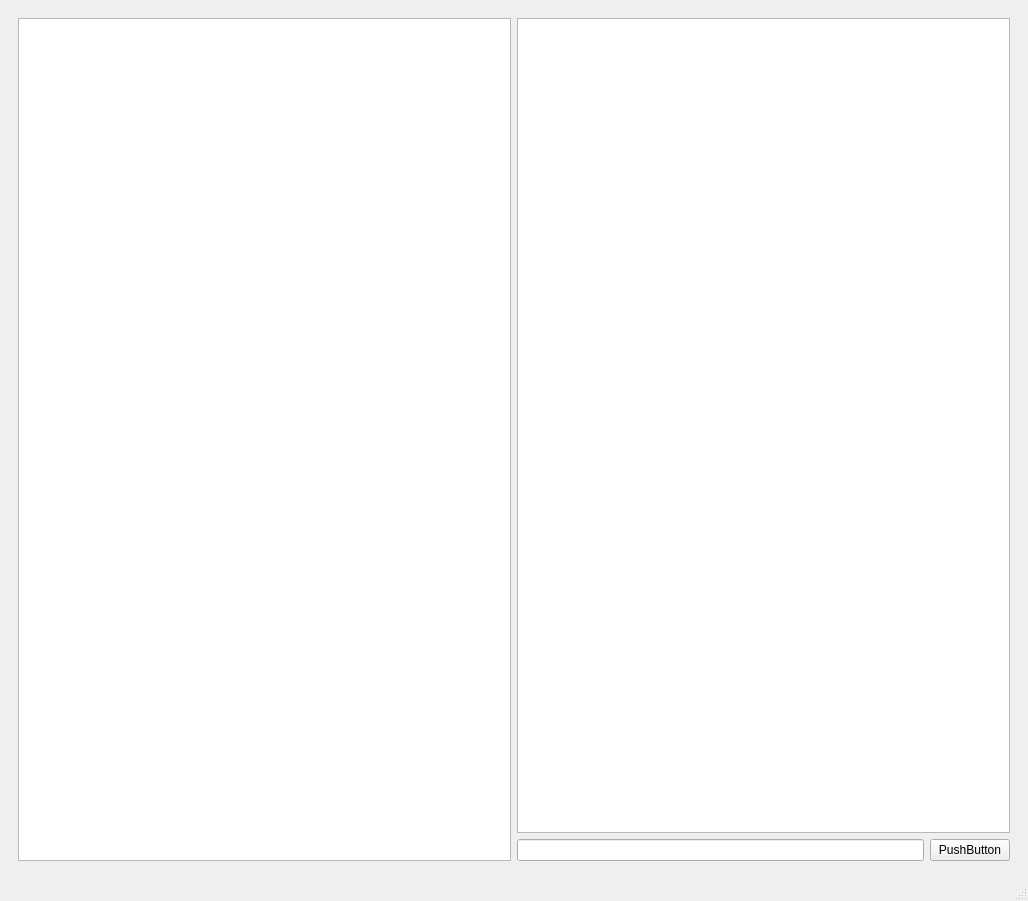
Old version of the form mainwindow.ui in the repository sibenshtern/mipt_project.
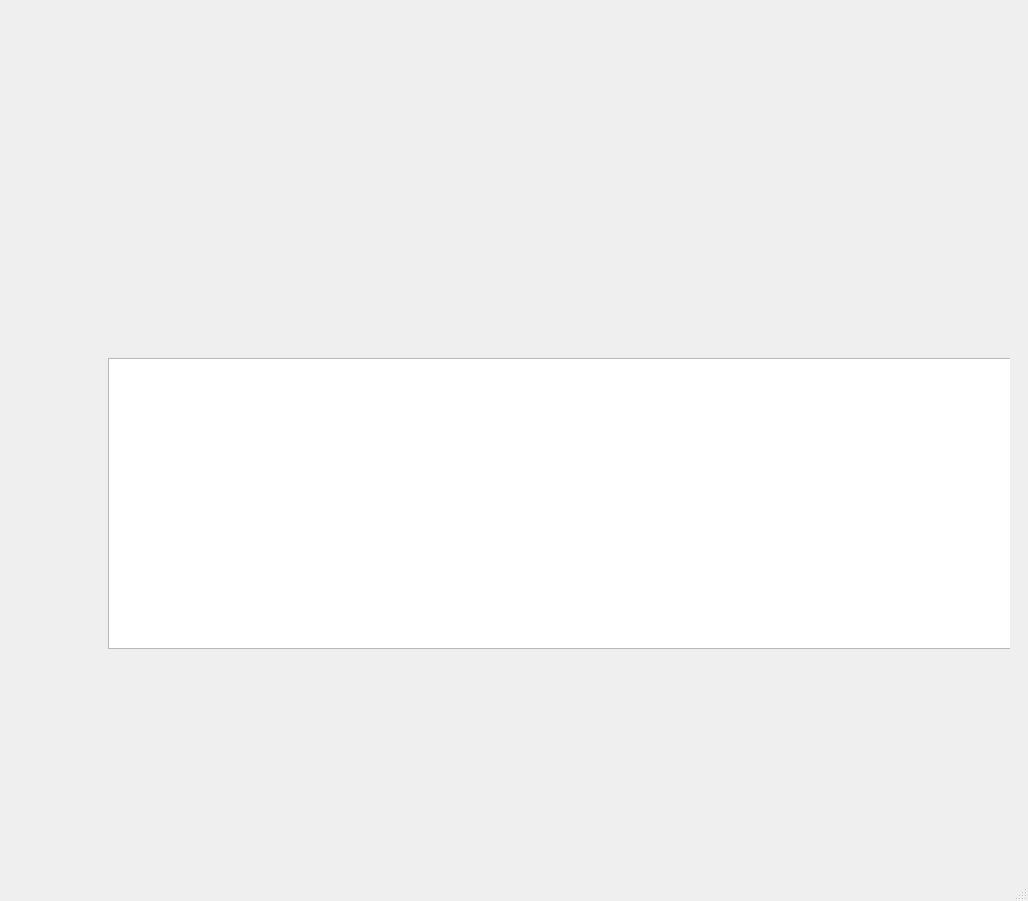
New version of the form. The open tabs and pages were chosen to show the change. Custom widgets are drawn as their Qt base class.

Commit message: Added delegates to VisualModel

What changed in the file:
```diff
--- a/mainwindow.ui
+++ b/mainwindow.ui
@@ -119,31 +119,18 @@
       <widget class="QWidget" name="GraphPage">
        <layout class="QHBoxLayout" name="horizontalLayout_5">
         <item>
-         <widget class="QGraphicsView" name="graphicsView_2"/>
-        </item>
-        <item>
-         <layout class="QVBoxLayout" name="verticalLayout">
-          <item>
-           <widget class="QGraphicsView" name="GraphicView"/>
-          </item>
-          <item>
-           <layout class="QHBoxLayout" name="horizontalLayout_6">
-            <property name="sizeConstraint">
-             <enum>QLayout::SetDefaultConstraint</enum>
-            </property>
-            <item>
-             <widget class="QLineEdit" name="FormulaEdit"/>
-            </item>
-            <item>
-             <widget class="QPushButton" name="FormulaAddButton">
-              <property name="text">
-               <string>PushButton</string>
-              </property>
-             </widget>
-            </item>
-           </layout>
-          </item>
-         </layout>
+         <widget class="QCustomPlot" name="PlotWidget" native="true">
+          <widget class="QTableView" name="VisualTable">
+           <property name="geometry">
+            <rect>
+             <x>90</x>
+             <y>340</y>
+             <width>931</width>
+             <height>291</height>
+            </rect>
+           </property>
+          </widget>
+         </widget>
         </item>
        </layout>
       </widget>
@@ -169,6 +156,14 @@
    </property>
   </action>
  </widget>
+ <customwidgets>
+  <customwidget>
+   <class>QCustomPlot</class>
+   <extends>QWidget</extends>
+   <header>qcustomplot.h</header>
+   <container>1</container>
+  </customwidget>
+ </customwidgets>
  <resources/>
  <connections/>
 </ui>
```
Left out of the diff: 4 changed lines with no effect on the pictures. The commit also changes 8 other files.
